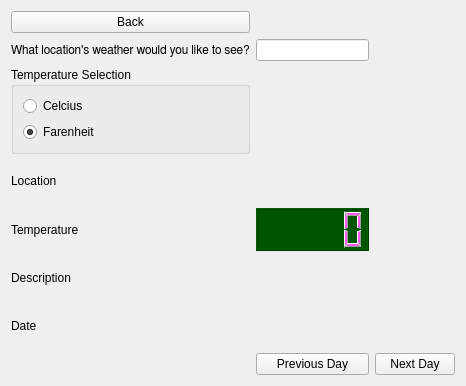
This is weatherwindow.ui in steven938/Raspi-Widget as Qt 5 draws it before an edit. The edited form follows.
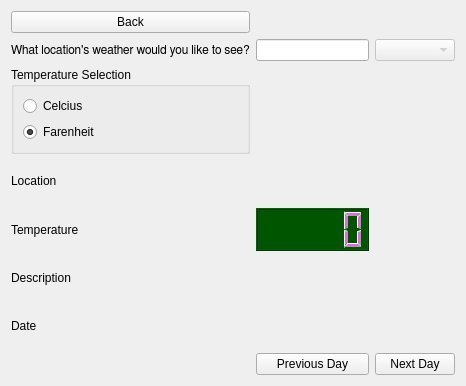
This is the edited form.

Commit message: Adding memory functionality to the weather window

Patch:
```diff
--- a/weatherwindow.ui
+++ b/weatherwindow.ui
@@ -153,6 +153,13 @@
      </property>
     </widget>
    </item>
+   <item row="1" column="2">
+    <widget class="QComboBox" name="citiesBox">
+     <property name="enabled">
+      <bool>false</bool>
+     </property>
+    </widget>
+   </item>
   </layout>
   <widget class="QWidget" name="horizontalLayoutWidget">
    <property name="geometry">
```
The commit also changes 4 other files.
